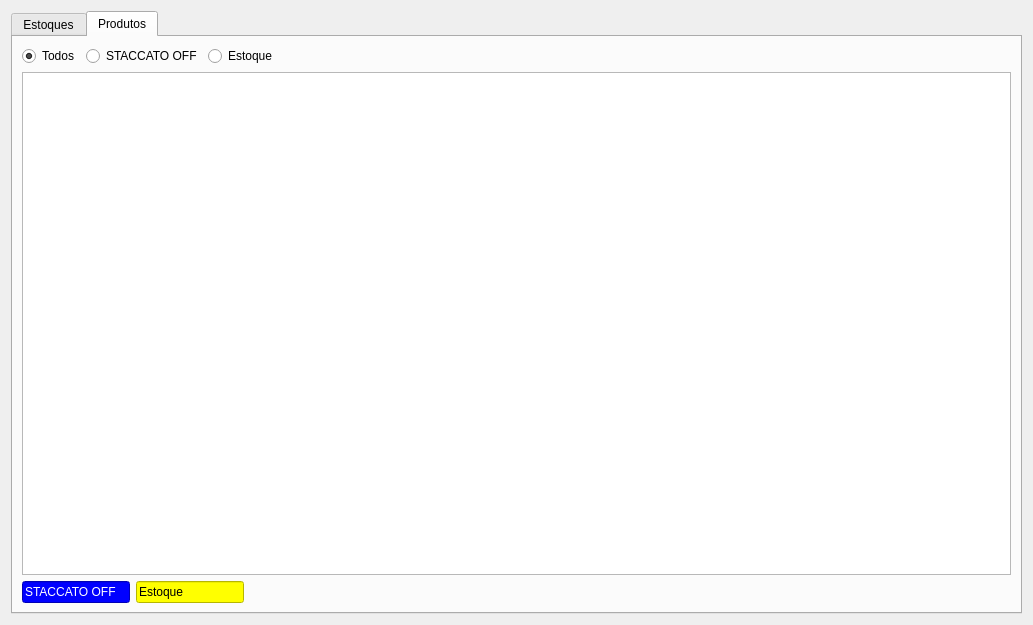
This is ui/widgetestoque.ui in darktorres/ERP-STACCATO as Qt 5 draws it before an edit. The edited form follows.
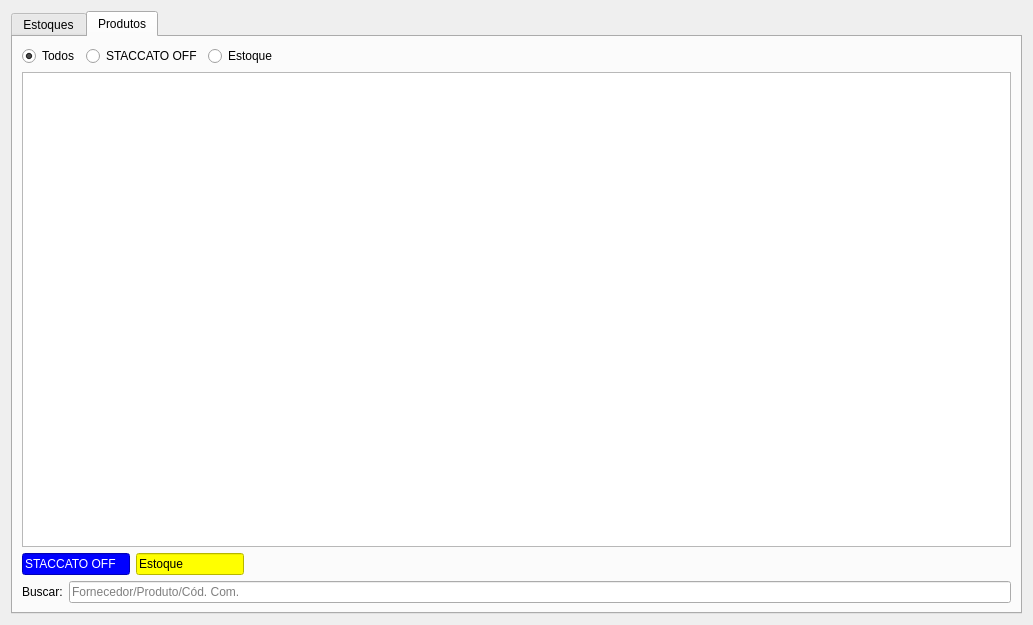
This is the edited form. The open tabs and pages were chosen to show the change. Custom widgets are drawn as their Qt base class.

Commit message: Adicionado busca e ordenação na segunda aba de estoques

The edit to the form file:
```diff
--- a/ui/widgetestoque.ui
+++ b/ui/widgetestoque.ui
@@ -181,7 +181,34 @@
        <string>Produtos</string>
       </attribute>
       <layout class="QGridLayout" name="gridLayout_8">
-       <item row="0" column="0">
+       <item row="3" column="0">
+        <widget class="QLabel" name="labelBusca2">
+         <property name="text">
+          <string>Buscar:</string>
+         </property>
+        </widget>
+       </item>
+       <item row="3" column="1">
+        <widget class="QLineEdit" name="lineEditBusca2">
+         <property name="placeholderText">
+          <string>Fornecedor/Produto/Cód. Com.</string>
+         </property>
+        </widget>
+       </item>
+       <item row="1" column="0" colspan="2">
+        <widget class="TableView" name="tableProdutos">
+         <property name="editTriggers">
+          <set>QAbstractItemView::NoEditTriggers</set>
+         </property>
+         <property name="selectionBehavior">
+          <enum>QAbstractItemView::SelectRows</enum>
+         </property>
+         <property name="sortingEnabled">
+          <bool>true</bool>
+         </property>
+        </widget>
+       </item>
+       <item row="0" column="0" colspan="2">
         <layout class="QHBoxLayout" name="horizontalLayout_2">
          <item>
           <widget class="QRadioButton" name="radioButtonTodos">
@@ -222,17 +249,7 @@
          </item>
         </layout>
        </item>
-       <item row="1" column="0">
-        <widget class="TableView" name="tableProdutos">
-         <property name="editTriggers">
-          <set>QAbstractItemView::NoEditTriggers</set>
-         </property>
-         <property name="selectionBehavior">
-          <enum>QAbstractItemView::SelectRows</enum>
-         </property>
-        </widget>
-       </item>
-       <item row="2" column="0">
+       <item row="2" column="0" colspan="2">
         <layout class="QHBoxLayout" name="horizontalLayout">
          <item>
           <widget class="QLineEdit" name="lineEditEstoque_2">
```
The commit also changes 2 other files.
